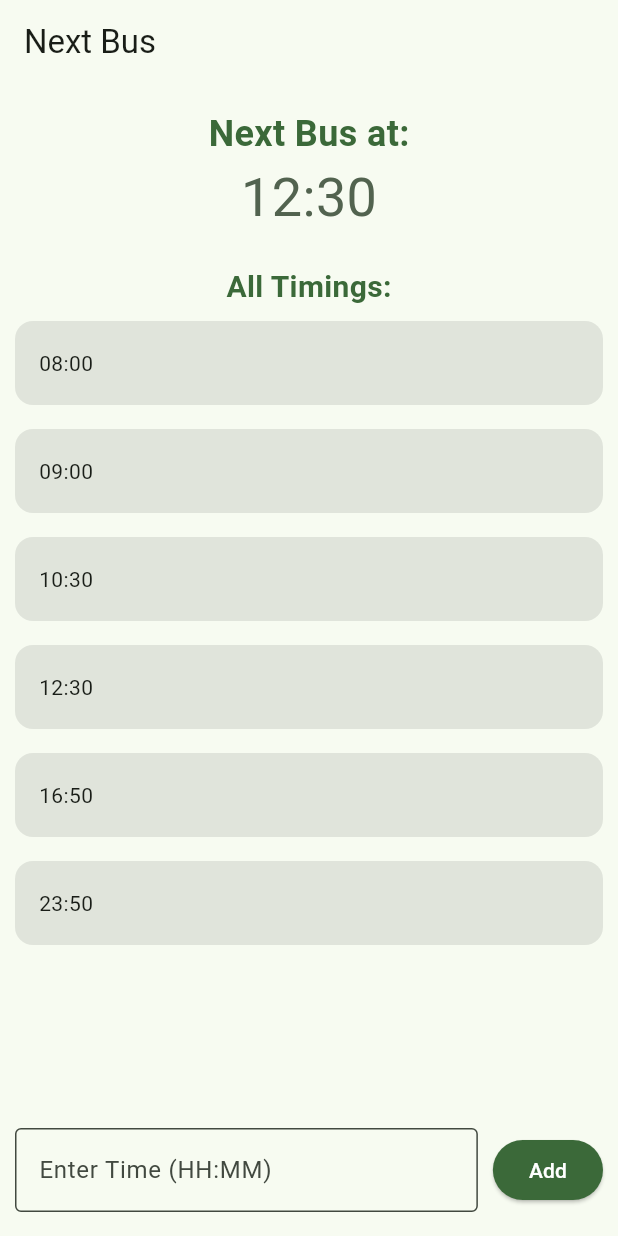
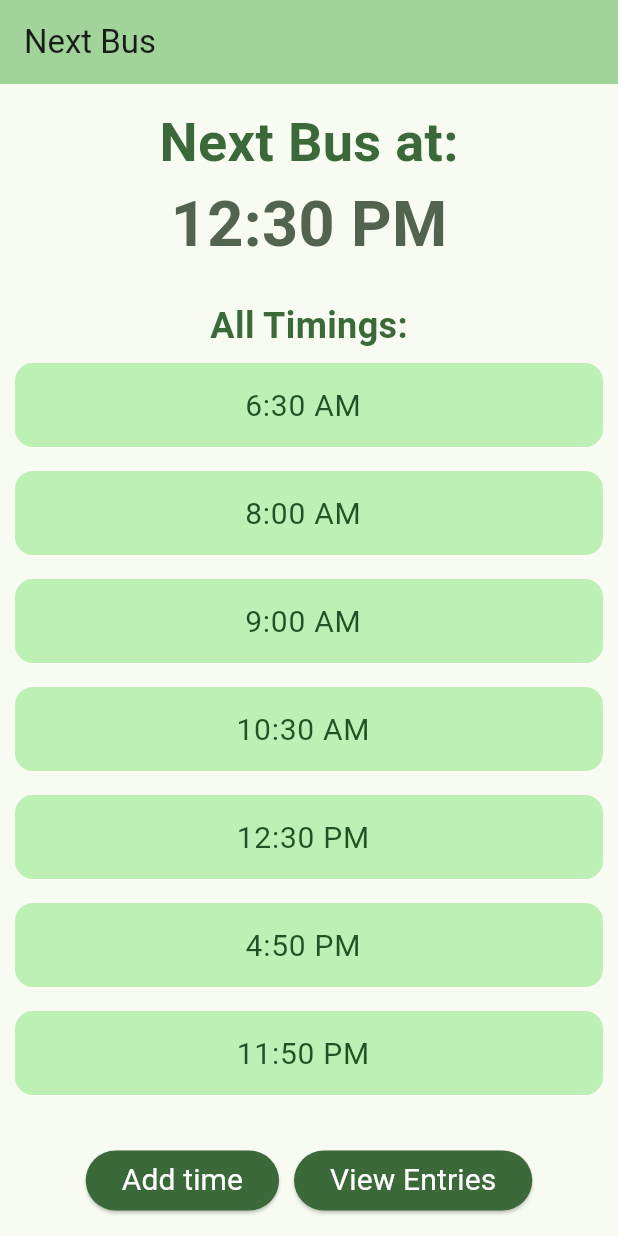
Before and after one commit to Sourish-Kanna/Next-Bus, a Flutter app: the screen it shows after launch, on a phone screen of 412 x 824 dp. Run offline on Flutter 3.47's test engine with Material 3 defaults, Android fonts, the phone set to English and light mode, and no system bars; drawn by our look-alikes of dynamic_color, flutter_slidable.

Commit message:
Changed 24Hrs to 12Hrs

```diff
--- a/lib/bus_timing_provider.dart
+++ b/lib/bus_timing_provider.dart
@@ -1,11 +1,15 @@
 import 'package:flutter/material.dart';
+import 'package:intl/intl.dart';
+
 
 class BusTimingProvider with ChangeNotifier {
-  List<String> _busTimings = ["08:00", "09:00", "10:30", "12:30", "16:50", "23:50"];
+  final List<String> _busTimings = ["6:30 AM", "8:00 AM", "9:00 AM", "10:30 AM", "12:30 PM", "4:50 PM", "11:50 PM"];
 
   List<String> get busTimings => _busTimings;
 
-  void addBusTiming(String newTime) {
+  void addBusTiming() {
+    DateTime now = DateTime.now();
+    String newTime = DateFormat('h:mm a').format(now);
     _busTimings.add(newTime);
     _busTimings.sort();
     notifyListeners();
--- a/lib/logics.dart
+++ b/lib/logics.dart
@@ -1,5 +1,6 @@
 import 'package:flutter/material.dart';
 import 'package:flutter_slidable/flutter_slidable.dart';
+import 'package:intl/intl.dart';
 import 'package:next_bus/bus_timing_provider.dart';
 import 'package:provider/provider.dart';
 
@@ -10,25 +11,26 @@ class NextTime extends StatelessWidget {
   Widget build(BuildContext context) {
     return Consumer<BusTimingProvider>(
         builder: (context, provider, child) {
+
           String getNextBus() {
             DateTime now = DateTime.now();
             for (String time in provider.busTimings) {
-              DateTime busTime = DateTime.parse("${now.year}-${now.month}-${now.day} $time:00");
+              String savedTime = "${DateFormat('yyyy-MM-dd').format(now)} $time";
+              DateTime busTime = DateFormat('yyyy-MM-dd h:mm a').parse(savedTime);
               if (now.isBefore(busTime)) {
                 return time;
               }
             }
             return "No more buses today";
           }
+
           return Column(
             mainAxisAlignment: MainAxisAlignment.center,
-            // crossAxisAlignment: CrossAxisAlignment.stretch,
             children: [
-              // Header Section
               Text(
                 "Next Bus at:",
                 style: TextStyle(
-                  fontSize: 24,
+                  fontSize: 36,
                   fontWeight: FontWeight.bold,
                   color: Theme.of(context).colorScheme.primary,
                 ),
@@ -36,7 +38,8 @@ class NextTime extends StatelessWidget {
               Text(
                 getNextBus(),
                 style: TextStyle(
-                  fontSize: 36,
+                  fontSize: 42,
+                  fontWeight: FontWeight.bold,
                   color: Theme.of(context).colorScheme.secondary,
                 ),
               ),
@@ -94,13 +97,23 @@ class ListDisplay extends StatelessWidget {
                   ),
                   child: Container(
                     decoration: BoxDecoration(
-                      color: Theme.of(context).colorScheme.surfaceContainerHighest,
+                      color: Theme.of(context).colorScheme.primaryContainer,
                       borderRadius: BorderRadius.circular(12),
                     ),
                     child: ListTile(
-                      title: Text(
+                      title: Row(
+                        mainAxisAlignment: MainAxisAlignment.center,
+                        children: [
+                          Text(
                             provider.busTimings[index],
-                        style: Theme.of(context).textTheme.bodyMedium,
+                            selectionColor: Theme.of(context).colorScheme.onPrimaryContainer,
+                            style: TextStyle(
+                              fontSize: 20,
+                              fontWeight: FontWeight.normal,
+                              color: Theme.of(context).colorScheme.onPrimaryContainer,
+                            ),
+                          ),
+                        ],
                       ),
                     ),
                   ),
@@ -114,13 +127,13 @@ class ListDisplay extends StatelessWidget {
   }
 
   void _editBusTiming(BuildContext context, int index, BusTimingProvider provider) {
-    TextEditingController _timeController = TextEditingController(text: provider.busTimings[index]);
+    TextEditingController timeController = TextEditingController(text: provider.busTimings[index]);
     showDialog(
       context: context,
       builder: (context) => AlertDialog(
         title: const Text("Edit Bus Timing"),
         content: TextField(
-          controller: _timeController,
+          controller: timeController,
           decoration: const InputDecoration(labelText: "Enter Time (HH:MM)"),
           keyboardType: TextInputType.datetime,
         ),
@@ -133,8 +146,8 @@ class ListDisplay extends StatelessWidget {
           ),
           ElevatedButton(
             onPressed: () {
-              if (_timeController.text.isNotEmpty) {
-                provider.editBusTiming(index, _timeController.text);
+              if (timeController.text.isNotEmpty) {
+                provider.editBusTiming(index, timeController.text);
               }
               Navigator.pop(context);
             },
@@ -152,37 +165,22 @@ class AddTime extends StatelessWidget {
 
   @override
   Widget build(BuildContext context) {
-    TextEditingController _timeController = TextEditingController();
 
-    return Row(
-      children: [
-        Expanded(
-          child: TextField(
-            controller: _timeController,
-            decoration: InputDecoration(
-              labelText: "Enter Time (HH:MM)",
-              border: const OutlineInputBorder(),
-              filled: true,
-              fillColor: Theme.of(context).colorScheme.surface,
-            ),
-            keyboardType: TextInputType.datetime,
-          ),
-        ),
-        const SizedBox(width: 10),
-        ElevatedButton(
+    return ElevatedButton(
       style: ElevatedButton.styleFrom(
         backgroundColor: Theme.of(context).colorScheme.primary,
         foregroundColor: Theme.of(context).colorScheme.onPrimary,
       ),
       onPressed: () {
-            if (_timeController.text.isNotEmpty) {
-              Provider.of<BusTimingProvider>(context, listen: false).addBusTiming(_timeController.text);
-              _timeController.clear();
-            }
+        Provider.of<BusTimingProvider>(context, listen: false).addBusTiming();
       },
-          child: const Text("Add"),
+      child: const Text(
+        "Add time",
+        style: TextStyle(
+            fontSize: 20,
+            fontWeight: FontWeight.normal
         ),
-      ],
+      ),
     );
   }
 }
--- a/lib/main.dart
+++ b/lib/main.dart
@@ -56,28 +56,56 @@ class BusHomePage extends StatelessWidget {
   Widget build(BuildContext context) {
     return Scaffold(
       appBar: AppBar(
-        // backgroundColor: Theme.of(context).colorScheme.inversePrimary,
+        backgroundColor: Theme.of(context).colorScheme.inversePrimary,
         title: const Text('Next Bus'),
       ),
       body: Padding(
-        padding: const EdgeInsets.symmetric(vertical: 16.0, horizontal: 10.0),
+        padding: const EdgeInsets.symmetric(vertical: 13.0, horizontal: 10.0),
         child: Column(
           mainAxisAlignment: MainAxisAlignment.center,
           // crossAxisAlignment: CrossAxisAlignment.stretch,
           children: [
-            NextTime(),
+            const NextTime(),
             const SizedBox(height: 20),
             // Bus Timing List Section
             Text(
               "All Timings:",
               style: TextStyle(
-                fontSize: 20,
+                fontSize: 24,
                 fontWeight: FontWeight.bold,
                 color: Theme.of(context).colorScheme.primary,
               ),
             ),
-            ListDisplay(),
-            AddTime()
+            const ListDisplay(),
+            const SizedBox(height: 5),
+            Row(
+              children: [
+                Expanded(
+                  child: Row(
+                    mainAxisAlignment: MainAxisAlignment.center,
+                    children: [
+                      const AddTime(),
+                      const SizedBox(width: 10),
+                      ElevatedButton(
+                        style: ElevatedButton.styleFrom(
+                          backgroundColor: Theme.of(context).colorScheme.primary,
+                          foregroundColor: Theme.of(context).colorScheme.onPrimary,
+                        ),
+                        onPressed: () {
+                          null;},
+                        child: const Text(
+                          "View Entries",
+                          style: TextStyle(
+                              fontSize: 20,
+                              fontWeight: FontWeight.normal
+                          ),
+                        ),
+                      ),
+                    ],
+                  ),
+                ),
+              ],
+            )
           ],
         ),
       ),
--- a/pubspec.yaml
+++ b/pubspec.yaml
@@ -38,6 +38,7 @@ dependencies:
   flutter_slidable: ^3.1.1
   dynamic_color: ^1.7.0
   provider: ^6.1.2
+  intl: ^0.20.1
 
 dev_dependencies:
   flutter_test:
```
Also changed, not shown: pubspec.lock. Lines whose indentation alone changed are shown as unchanged.
